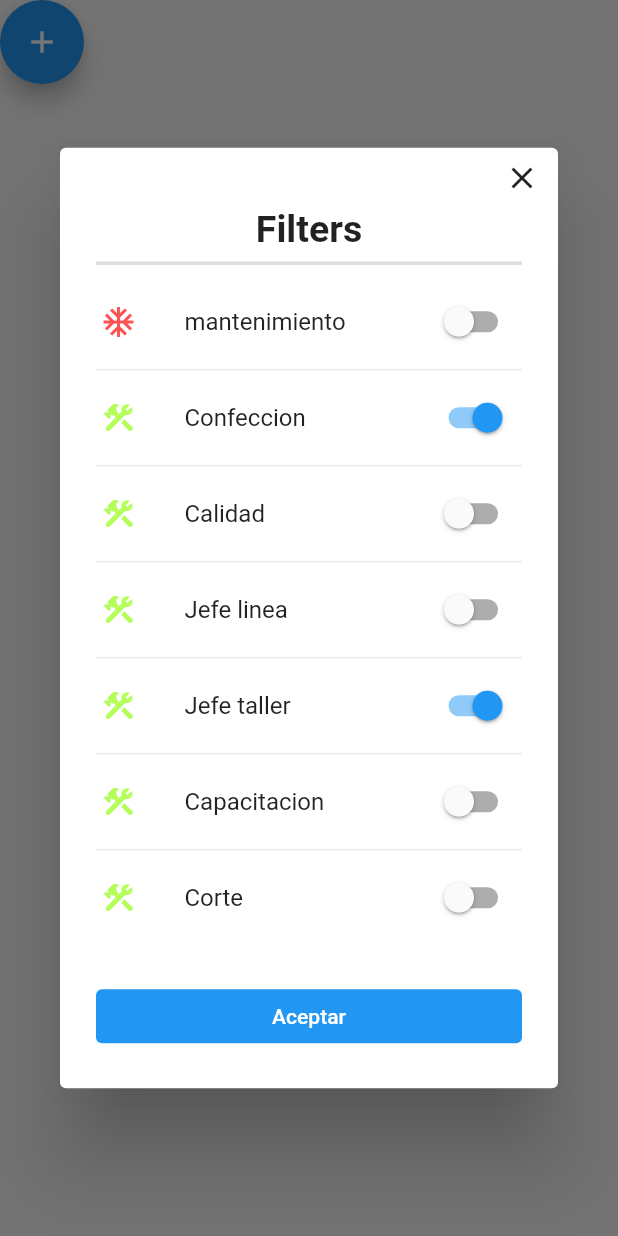
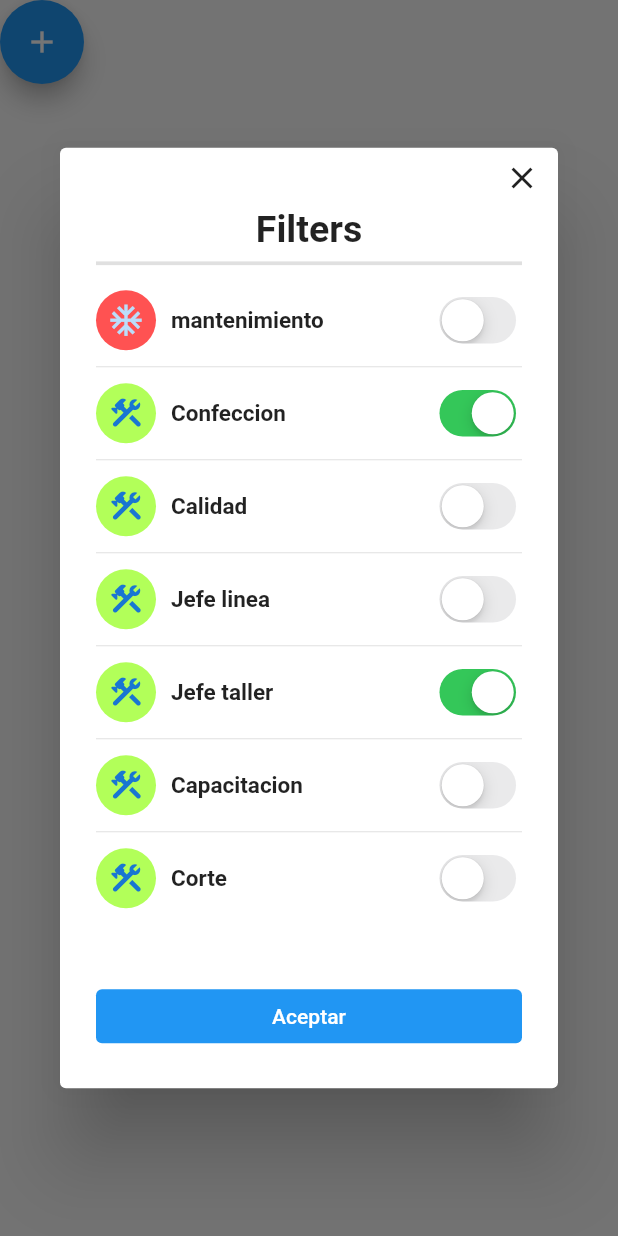
Before and after one commit to MaxiSoriano70/2doWidgetGrupo1, a Flutter app: the screen it shows after launch, after a tap on the "add" icon, on a phone screen of 412 x 824 dp. Run offline on Flutter 3.47's test engine with Material 2 defaults, Android fonts, the phone set to English and light mode, and no system bars.

Commit message:
Pequeños cambios

```diff
--- a/lib/src/ui/pagecomponent/filter_component.dart
+++ b/lib/src/ui/pagecomponent/filter_component.dart
@@ -1,3 +1,4 @@
+import 'package:flutter/cupertino.dart';
 import 'package:flutter/material.dart';
 
 class FilterComponent extends StatefulWidget {
@@ -76,16 +77,29 @@ class _FilterComponentState extends State<FilterComponent> {
   }
 
   _cell(FilterItem item,StateSetter setState) {
-    return SwitchListTile(
-      contentPadding: const EdgeInsets.all(3),
-      value: item.isActive,
-      onChanged: (bool value) {
-        setState(() {
-          item.onChange();
-        });
-      },
-      title: Text(item.text),
-      secondary: Icon(item.icon, color: item.backgroundColor,),
+    return Padding(
+      padding: const EdgeInsets.symmetric(vertical: 10,horizontal: 0),
+      child: Row(
+        mainAxisAlignment: MainAxisAlignment.spaceBetween,
+        children: [
+          Row(
+            mainAxisAlignment: MainAxisAlignment.start,
+            children: [
+              CircleAvatar(backgroundColor: item.backgroundColor,child: Icon(item.icon,size: 25,),),
+              const SizedBox(width: 10,),
+              Text(item.text,style: const TextStyle(fontSize: 15,fontWeight: FontWeight.bold),)
+            ],
+          ),
+          CupertinoSwitch(
+            value: item.isActive,
+            onChanged: (bool value) {
+            setState(() {
+              item.onChange();
+            });
+            }
+          )
+        ],
+      ),
     );
   }
 
```
